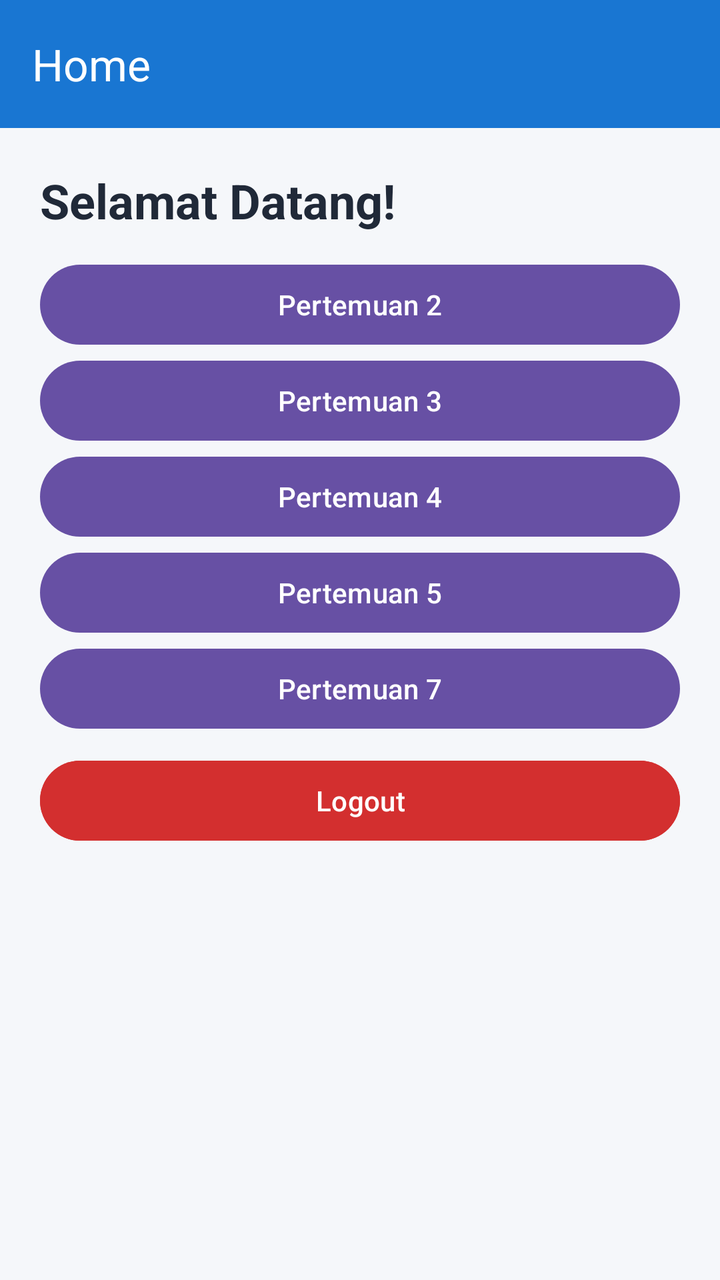
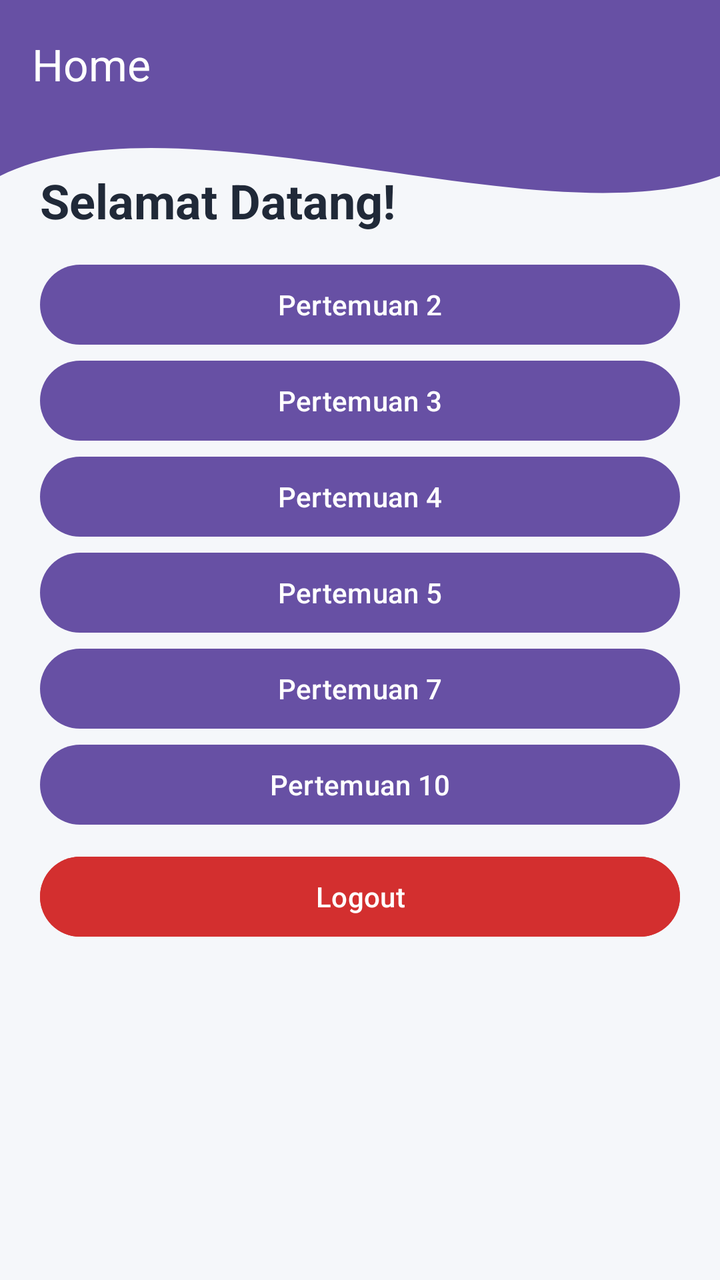

The first picture is an Android layout as it rendered before a commit; the second is the same layout after the commit. The layout source and the unified diff follow.
<!-- AndroidManifest.xml: application theme Theme.Gebi_3TIE_Mobile -->
<!-- res/layout/fragment_home.xml -->
<?xml version="1.0" encoding="utf-8"?>
<androidx.constraintlayout.widget.ConstraintLayout
    xmlns:android="http://schemas.android.com/apk/res/android"
    xmlns:app="http://schemas.android.com/apk/res-auto"
    android:layout_width="match_parent"
    android:layout_height="match_parent"
    android:background="#F5F7FA">

    <androidx.appcompat.widget.Toolbar
        android:id="@+id/toolbar"
        android:layout_width="0dp"
        android:layout_height="?attr/actionBarSize"
        android:background="#1976D2"
        app:title="Home"
        app:titleTextColor="@android:color/white"
        app:layout_constraintTop_toTopOf="parent"
        app:layout_constraintStart_toStartOf="parent"
        app:layout_constraintEnd_toEndOf="parent" />

    <TextView
        android:id="@+id/txtWelcome"
        android:layout_width="0dp"
        android:layout_height="wrap_content"
        android:layout_marginStart="20dp"
        android:layout_marginTop="20dp"
        android:layout_marginEnd="20dp"
        android:text="Selamat Datang!"
        android:textColor="#202938"
        android:textSize="24sp"
        android:textStyle="bold"
        app:layout_constraintTop_toBottomOf="@id/toolbar"
        app:layout_constraintStart_toStartOf="parent"
        app:layout_constraintEnd_toEndOf="parent" />

    <Button
        android:id="@+id/btnToSecond"
        android:layout_width="0dp"
        android:layout_height="wrap_content"
        android:layout_marginHorizontal="20dp"
        android:layout_marginTop="12dp"
        android:text="Pertemuan 2"
        app:layout_constraintTop_toBottomOf="@id/txtWelcome"
        app:layout_constraintStart_toStartOf="parent"
        app:layout_constraintEnd_toEndOf="parent" />

    <Button
        android:id="@+id/btnToThird"
        android:layout_width="0dp"
        android:layout_height="wrap_content"
        android:layout_marginHorizontal="20dp"
        android:text="Pertemuan 3"
        app:layout_constraintTop_toBottomOf="@id/btnToSecond"
        app:layout_constraintStart_toStartOf="parent"
        app:layout_constraintEnd_toEndOf="parent" />

    <Button
        android:id="@+id/btnToFourth"
        android:layout_width="0dp"
        android:layout_height="wrap_content"
        android:layout_marginHorizontal="20dp"
        android:text="Pertemuan 4"
        app:layout_constraintTop_toBottomOf="@id/btnToThird"
        app:layout_constraintStart_toStartOf="parent"
        app:layout_constraintEnd_toEndOf="parent" />

    <Button
        android:id="@+id/btnToFifth"
        android:layout_width="0dp"
        android:layout_height="wrap_content"
        android:layout_marginHorizontal="20dp"
        android:text="Pertemuan 5"
        app:layout_constraintTop_toBottomOf="@id/btnToFourth"
        app:layout_constraintStart_toStartOf="parent"
        app:layout_constraintEnd_toEndOf="parent" />

    <Button
        android:id="@+id/btnToSeventh"
        android:layout_width="0dp"
        android:layout_height="wrap_content"
        android:layout_marginHorizontal="20dp"
        android:text="Pertemuan 7"
        app:layout_constraintTop_toBottomOf="@id/btnToFifth"
        app:layout_constraintStart_toStartOf="parent"
        app:layout_constraintEnd_toEndOf="parent" />

    <Button
        android:id="@+id/btnLogout"
        android:layout_width="0dp"
        android:layout_height="wrap_content"
        android:layout_marginHorizontal="20dp"
        android:layout_marginTop="8dp"
        android:backgroundTint="#D32F2F"
        android:text="Logout"
        android:textColor="@android:color/white"
        app:layout_constraintTop_toBottomOf="@id/btnToSeventh"
        app:layout_constraintStart_toStartOf="parent"
        app:layout_constraintEnd_toEndOf="parent" />

</androidx.constraintlayout.widget.ConstraintLayout>
<!-- resources referenced by this layout -->
<resources>
  <style name="Theme.Gebi_3TIE_Mobile" parent="Base.Theme.Gebi_3TIE_Mobile" />
  <style name="Base.Theme.Gebi_3TIE_Mobile" parent="Theme.Material3.DayNight.NoActionBar">
          
          
      </style>
</resources>

<!-- the commit's change to res/layout/fragment_home.xml (unified diff, before → after) -->
@@ -6,17 +6,29 @@
     android:layout_height="match_parent"
     android:background="#F5F7FA">
 
+    
+    <View
+        android:id="@+id/background_header"
+        android:layout_width="0dp"
+        android:layout_height="220dp"
+        android:background="@drawable/bg_header_wave"
+        app:layout_constraintTop_toTopOf="parent"
+        app:layout_constraintStart_toStartOf="parent"
+        app:layout_constraintEnd_toEndOf="parent" />
+
+    
     <androidx.appcompat.widget.Toolbar
         android:id="@+id/toolbar"
         android:layout_width="0dp"
         android:layout_height="?attr/actionBarSize"
-        android:background="#1976D2"
+        android:background="@android:color/transparent"
         app:title="Home"
         app:titleTextColor="@android:color/white"
         app:layout_constraintTop_toTopOf="parent"
         app:layout_constraintStart_toStartOf="parent"
         app:layout_constraintEnd_toEndOf="parent" />
 
+    
     <TextView
         android:id="@+id/txtWelcome"
         android:layout_width="0dp"
@@ -32,6 +44,7 @@
         app:layout_constraintStart_toStartOf="parent"
         app:layout_constraintEnd_toEndOf="parent" />
 
+    
     <Button
         android:id="@+id/btnToSecond"
         android:layout_width="0dp"
@@ -43,6 +56,7 @@
         app:layout_constraintStart_toStartOf="parent"
         app:layout_constraintEnd_toEndOf="parent" />
 
+    
     <Button
         android:id="@+id/btnToThird"
         android:layout_width="0dp"
@@ -53,6 +67,7 @@
         app:layout_constraintStart_toStartOf="parent"
         app:layout_constraintEnd_toEndOf="parent" />
 
+    
     <Button
         android:id="@+id/btnToFourth"
         android:layout_width="0dp"
@@ -63,6 +78,7 @@
         app:layout_constraintStart_toStartOf="parent"
         app:layout_constraintEnd_toEndOf="parent" />
 
+    
     <Button
         android:id="@+id/btnToFifth"
         android:layout_width="0dp"
@@ -73,6 +89,7 @@
         app:layout_constraintStart_toStartOf="parent"
         app:layout_constraintEnd_toEndOf="parent" />
 
+    
     <Button
         android:id="@+id/btnToSeventh"
         android:layout_width="0dp"
@@ -83,6 +100,18 @@
         app:layout_constraintStart_toStartOf="parent"
         app:layout_constraintEnd_toEndOf="parent" />
 
+    
+    <Button
+        android:id="@+id/btnToTen"
+        android:layout_width="0dp"
+        android:layout_height="wrap_content"
+        android:layout_marginHorizontal="20dp"
+        android:text="Pertemuan 10"
+        app:layout_constraintTop_toBottomOf="@id/btnToSeventh"
+        app:layout_constraintStart_toStartOf="parent"
+        app:layout_constraintEnd_toEndOf="parent" />
+
+    
     <Button
         android:id="@+id/btnLogout"
         android:layout_width="0dp"
@@ -92,7 +121,7 @@
         android:backgroundTint="#D32F2F"
         android:text="Logout"
         android:textColor="@android:color/white"
-        app:layout_constraintTop_toBottomOf="@id/btnToSeventh"
+        app:layout_constraintTop_toBottomOf="@id/btnToTen"
         app:layout_constraintStart_toStartOf="parent"
         app:layout_constraintEnd_toEndOf="parent" />
 
<!-- resource entries referenced after the edit -->
@@ -1,5 +1,23 @@
 <!-- resources referenced by this layout -->
 <resources>
+  <!-- drawable bg_header_wave (drawable) -->
+  <vector xmlns:android="http://schemas.android.com/apk/res/android"
+      android:width="100dp"
+      android:height="100dp"
+      android:viewportWidth="100"
+      android:viewportHeight="100">
+  
+      <path
+          android:fillColor="?attr/colorPrimary"
+          android:pathData="
+              M0,0
+              L100,0
+              L100,40
+              C 75,55
+                25,20
+                0,40
+              Z" />
+  </vector>
   <style name="Theme.Gebi_3TIE_Mobile" parent="Base.Theme.Gebi_3TIE_Mobile" />
   <style name="Base.Theme.Gebi_3TIE_Mobile" parent="Theme.Material3.DayNight.NoActionBar">
           
